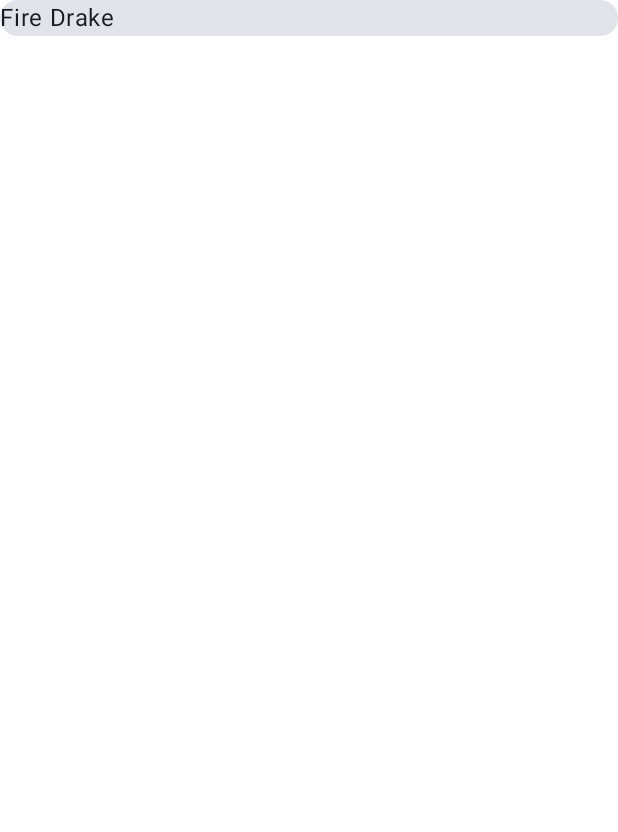
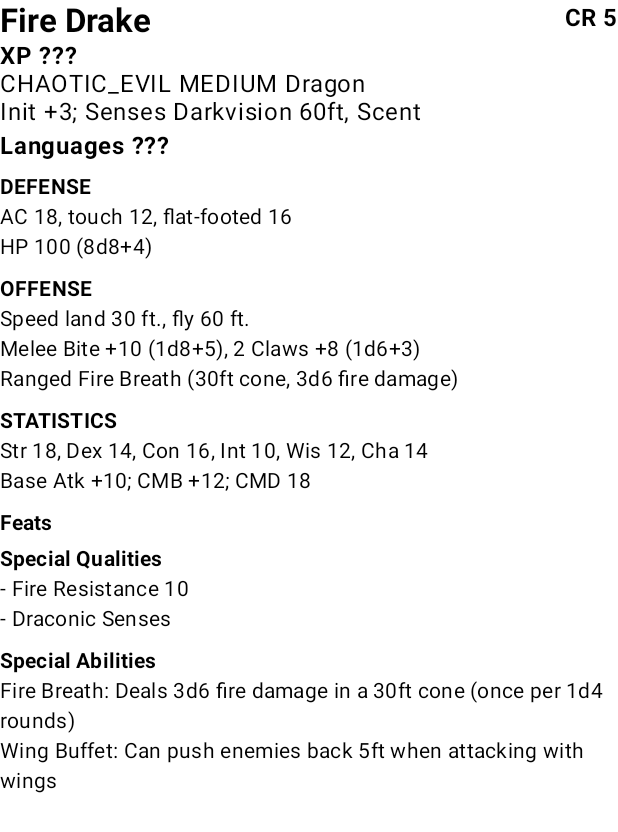
Before and after one commit to Blackiecat12/summoners-bestiary, an Android app built with Jetpack Compose: the @Preview function MonsterDetailPreview, on a phone screen of 412 x 824 dp. Shown: the top 832 px of the screen. Run offline under Robolectric (Android 15) with nearby library versions, the phone set to English and light mode, and no system bars; our stand-ins replace Room's generated code.

Commit message:
feat: Template layout for MonsterDetailsScreen

```diff
--- a/app/src/main/java/com/example/summonapp/ui/monsterdetails/MonsterDetailScreen.kt
+++ b/app/src/main/java/com/example/summonapp/ui/monsterdetails/MonsterDetailScreen.kt
@@ -1,14 +1,20 @@
 package com.example.summonapp.ui.monsterdetails
 
+import androidx.compose.foundation.layout.Arrangement
 import androidx.compose.foundation.layout.Column
+import androidx.compose.foundation.layout.Row
+import androidx.compose.foundation.layout.Spacer
 import androidx.compose.foundation.layout.calculateEndPadding
 import androidx.compose.foundation.layout.calculateStartPadding
+import androidx.compose.foundation.layout.fillMaxSize
 import androidx.compose.foundation.layout.fillMaxWidth
+import androidx.compose.foundation.layout.height
 import androidx.compose.foundation.layout.padding
 import androidx.compose.foundation.rememberScrollState
 import androidx.compose.foundation.verticalScroll
 import androidx.compose.material3.Card
 import androidx.compose.material3.ExperimentalMaterial3Api
+import androidx.compose.material3.MaterialTheme
 import androidx.compose.material3.Scaffold
 import androidx.compose.material3.Text
 import androidx.compose.runtime.Composable
@@ -17,7 +23,9 @@ import androidx.compose.runtime.getValue
 import androidx.compose.ui.Modifier
 import androidx.compose.ui.platform.LocalLayoutDirection
 import androidx.compose.ui.res.stringResource
+import androidx.compose.ui.text.font.FontWeight
 import androidx.compose.ui.tooling.preview.Preview
+import androidx.compose.ui.unit.dp
 import androidx.lifecycle.viewmodel.compose.viewModel
 import com.example.summonapp.MonsterTopAppBar
 import com.example.summonapp.R
@@ -80,14 +88,58 @@ private fun MonsterDetailsBody(
     monster: Monster,
     modifier: Modifier = Modifier
 ) {
-    Card (
+    Column(
         modifier = modifier
-            .fillMaxWidth()
-    )
-    {
-        Text(
-            text = monster.name,
-        )
+    ) {
+        Row(
+            modifier = Modifier.fillMaxWidth(),
+            horizontalArrangement = Arrangement.SpaceBetween
+        ) {
+            Text(text = monster.name, style = MaterialTheme.typography.titleLarge, fontWeight = FontWeight.Bold)
+            Text(text = "CR ${monster.cr}", style = MaterialTheme.typography.titleMedium, fontWeight = FontWeight.Bold)
+        }
+
+        Text(text = "XP ???", style = MaterialTheme.typography.bodyLarge, fontWeight = FontWeight.Bold)
+        Text(text = "${monster.alignment} ${monster.size} ${monster.creatureType}", style = MaterialTheme.typography.bodyLarge)
+        Text(text = "Init +${monster.initiative}; Senses ${monster.senses.joinToString()}", style = MaterialTheme.typography.bodyLarge)
+        Spacer(modifier = Modifier.height(4.dp))
+
+        Text(text = "Languages ???", style = MaterialTheme.typography.bodyLarge, fontWeight = FontWeight.Bold)
+        Spacer(modifier = Modifier.height(8.dp))
+
+        Text(text = "DEFENSE", style = MaterialTheme.typography.titleSmall, fontWeight = FontWeight.Bold)
+        Text(text = "AC ${monster.armourClass.base}, touch ${monster.armourClass.touch}, flat-footed ${monster.armourClass.flatFooted}",
+            style = MaterialTheme.typography.bodyMedium)
+        Text(text = "HP ${monster.health.total} (${monster.health.hitDice})", style = MaterialTheme.typography.bodyMedium)
+        Spacer(modifier = Modifier.height(8.dp))
+
+        Text(text = "OFFENSE", style = MaterialTheme.typography.titleSmall, fontWeight = FontWeight.Bold)
+        Text(text = "Speed ${monster.speed.entries.joinToString { "${it.key} ${it.value} ft." }}", style = MaterialTheme.typography.bodyMedium)
+        Text(text = "Melee ${monster.meleeAttacks}", style = MaterialTheme.typography.bodyMedium)
+        Text(text = "Ranged ${monster.rangedAttacks}", style = MaterialTheme.typography.bodyMedium)
+        Spacer(modifier = Modifier.height(8.dp))
+
+        Text(text = "STATISTICS", style = MaterialTheme.typography.titleSmall, fontWeight = FontWeight.Bold)
+        Text(text = "Str ${monster.abilityScores.strength}, Dex ${monster.abilityScores.dexterity}, Con ${monster.abilityScores.constitution}, Int ${monster.abilityScores.intelligence}, Wis ${monster.abilityScores.wisdom}, Cha ${monster.abilityScores.charisma}",
+            style = MaterialTheme.typography.bodyMedium)
+        Text(text = "Base Atk +${monster.attackBonus.base}; CMB +${monster.attackBonus.cmb}; CMD ${monster.attackBonus.cmd}",
+            style = MaterialTheme.typography.bodyMedium)
+        Spacer(modifier = Modifier.height(8.dp))
+
+        Text(text = "Feats", style = MaterialTheme.typography.titleSmall, fontWeight = FontWeight.Bold)
+        Spacer(modifier = Modifier.height(4.dp))
+
+        Text(text = "Special Qualities", style = MaterialTheme.typography.titleSmall, fontWeight = FontWeight.Bold)
+        monster.specialQualities?.forEach { quality ->
+            Text(text = "- $quality", style = MaterialTheme.typography.bodyMedium)
+        }
+        Spacer(modifier = Modifier.height(8.dp))
+
+        Text(text = "Special Abilities", style = MaterialTheme.typography.titleSmall, fontWeight = FontWeight.Bold)
+        monster.specialAbilities?.forEach { (name, description) ->
+            Text(text = "$name: $description", style = MaterialTheme.typography.bodyMedium)
+        }
+        Spacer(modifier = Modifier.height(16.dp))
     }
 }
 
@@ -102,7 +154,7 @@ fun MonsterNotFoundMessage(
     }
 }
 
-@Preview
+@Preview(showBackground = true)
 @Composable
 private fun MonsterDetailPreview() {
     val monster = getPreviewMonster(1)
```
